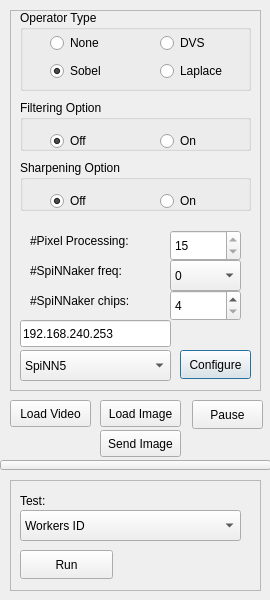
This is gui/SpiNNvidStreamer/src/vidstreamer.ui in indarsugiarto/Graceful_VidPro as Qt 5 draws it before an edit. The edited form follows.
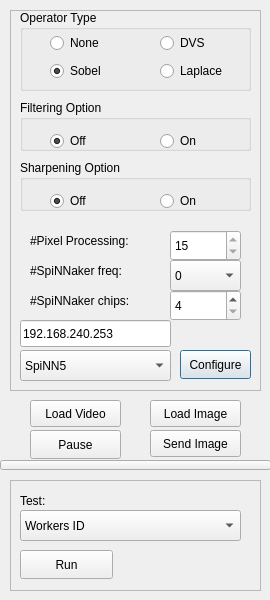
This is the edited form.

```diff
--- a/gui/SpiNNvidStreamer/src/vidstreamer.ui
+++ b/gui/SpiNNvidStreamer/src/vidstreamer.ui
@@ -28,9 +28,9 @@
   <widget class="QPushButton" name="pbVideo">
    <property name="geometry">
     <rect>
-     <x>10</x>
+     <x>30</x>
      <y>400</y>
-     <width>81</width>
+     <width>91</width>
      <height>27</height>
     </rect>
    </property>
@@ -41,9 +41,9 @@
   <widget class="QPushButton" name="pbPause">
    <property name="geometry">
     <rect>
-     <x>192</x>
-     <y>400</y>
-     <width>71</width>
+     <x>30</x>
+     <y>430</y>
+     <width>91</width>
      <height>29</height>
     </rect>
    </property>
@@ -396,9 +396,9 @@
   <widget class="QPushButton" name="pbImage">
    <property name="geometry">
     <rect>
-     <x>100</x>
+     <x>150</x>
      <y>400</y>
-     <width>81</width>
+     <width>91</width>
      <height>27</height>
     </rect>
    </property>
@@ -516,9 +516,9 @@
   <widget class="QPushButton" name="pbSendImage">
    <property name="geometry">
     <rect>
-     <x>100</x>
+     <x>150</x>
      <y>430</y>
-     <width>81</width>
+     <width>91</width>
      <height>27</height>
     </rect>
    </property>
```
